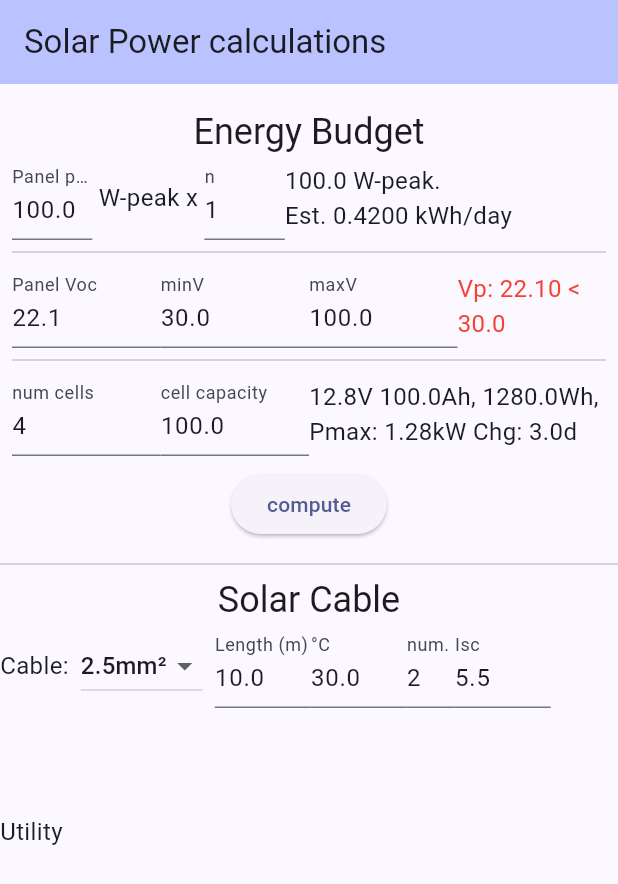
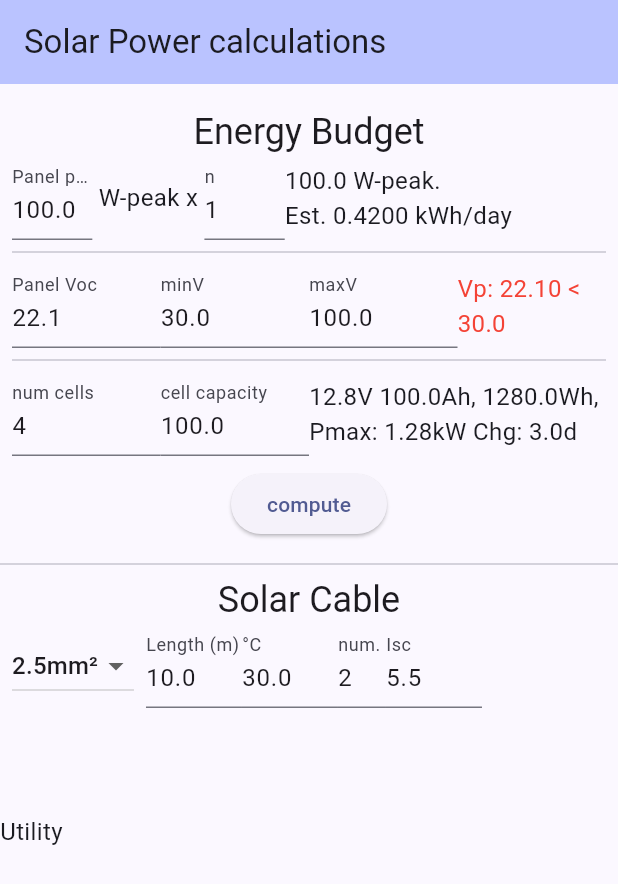
Before and after one commit to siuyin/solarcalc, a Flutter app: the screen it shows after launch, on a phone screen of 412 x 824 dp. Shown: the top 884 px of the screen. Run offline on Flutter 3.47's test engine with Material 3 defaults, Android fonts, the phone set to English and light mode, and no system bars; our stand-ins replace hive_flutter; accounts and stored records are empty.

Commit message:
feat: remove cable label

```diff
--- a/lib/main.dart
+++ b/lib/main.dart
@@ -174,7 +174,6 @@ class _SolarState extends State<Solar> {
         Row(
           // crossAxisAlignment: CrossAxisAlignment.end,
           children: [
-            const Text('Cable:'),
             DropdownButton(
               value: cableCrossSection,
               items: list.map<DropdownMenuItem>((val) {
```
